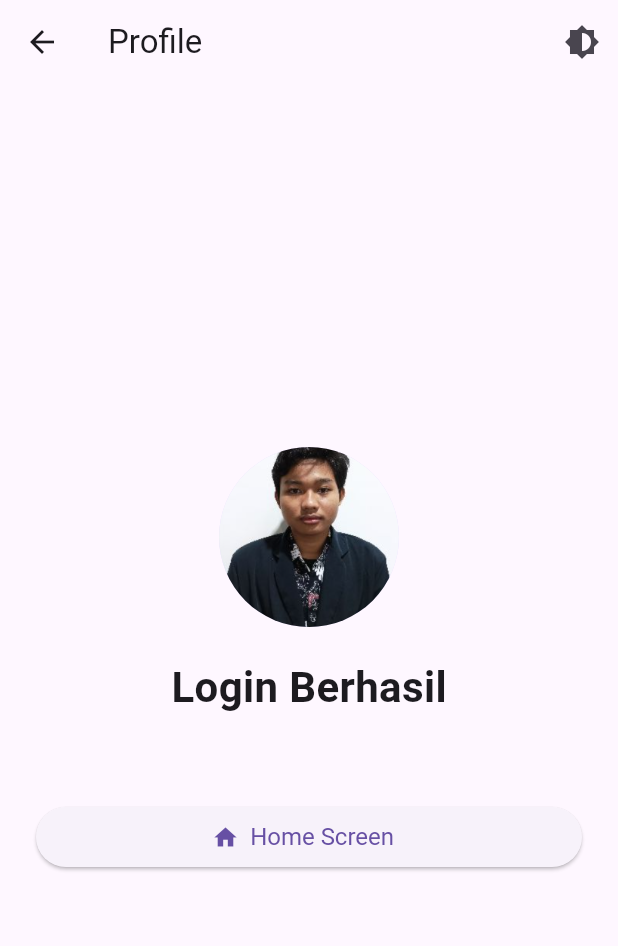
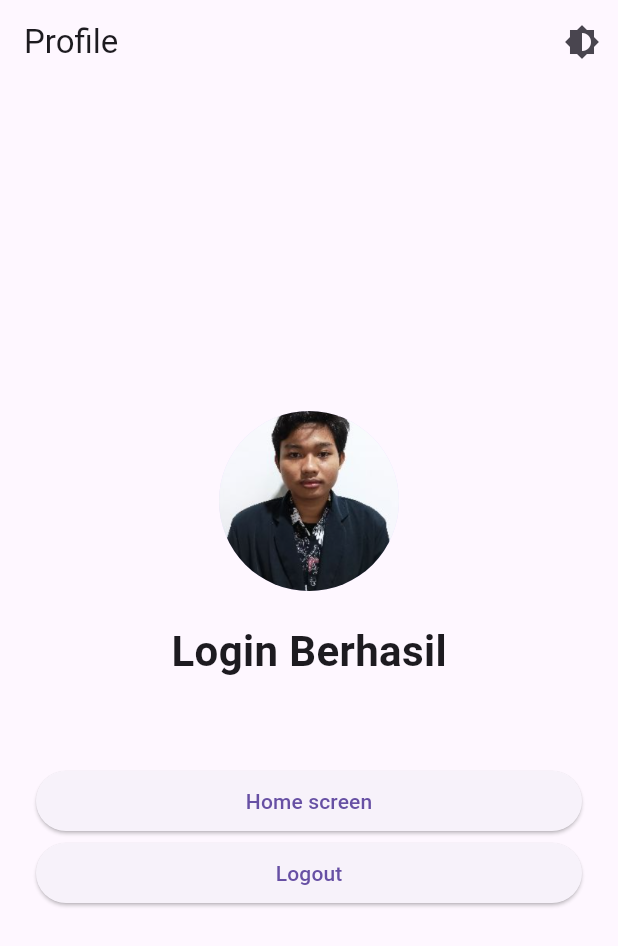
Before and after one commit to BangKeyaru/Projek-Android, a Flutter app: the screen it shows after launch, after a tap on "Login", on a phone screen of 412 x 824 dp. Shown: the top 946 px of the screen. Run offline on Flutter 3.47's test engine with Material 3 defaults, Android fonts, the phone set to English and light mode, and no system bars; our stand-ins replace get, get_storage.

Commit message:
perubahan_tampilan

```diff
--- a/project_app/lib/home_screen.dart
+++ b/project_app/lib/home_screen.dart
@@ -2,7 +2,8 @@ import 'package:flutter/material.dart';
 import 'cart_screen.dart';
 
 class HomeScreens extends StatefulWidget {
-  const HomeScreens({super.key});
+  final VoidCallback toggleTheme;
+  const HomeScreens({super.key, required this.toggleTheme});
 
   @override
   State<HomeScreens> createState() => _HomeScreensState();
--- a/project_app/lib/login_screen.dart
+++ b/project_app/lib/login_screen.dart
@@ -1,5 +1,7 @@
 import 'package:flutter/material.dart';
 import 'profile_stack_login.dart';
+import 'package:get/get.dart';
+import 'package:get_storage/get_storage.dart';
 
 class LoginFormScreen extends StatefulWidget {
   final VoidCallback toggleTheme;
@@ -48,15 +50,27 @@ class _LoginFormScreenState extends State<LoginFormScreen> {
               ),
             ),
           ),
+          SizedBox(height: 100),
           ElevatedButton(
             onPressed: () {
               String email = emailController.text;
-              Navigator.push(
-                context,
-                MaterialPageRoute(
-                  builder: (context) => ProfileStackLogin(email: email,toggleTheme: widget.toggleTheme,),
-                ),
-              );
+              // Navigator.push(
+              //   context,
+              //   MaterialPageRoute(
+              //     builder: (context) => ProfileStackLogin(email: email,toggleTheme: widget.toggleTheme,),
+              //   ),
+              // Get.to(
+              //   () => ProfileStackLogin(
+              //     email: email,
+              //     toggleTheme: widget.toggleTheme,
+              //   ),
+              // );
+              final box = GetStorage();
+              box.write('email', TextEditingController().text);
+              Get.off(() => ProfileStackLogin(
+                email: email,
+                toggleTheme: widget.toggleTheme,
+              ));
             },
             child: Text('Login'),
           ),
--- a/project_app/lib/main.dart
+++ b/project_app/lib/main.dart
@@ -1,7 +1,10 @@
 import 'package:flutter/material.dart';
-import 'login_screen.dart';
+import 'spalshScreen.dart';
+import 'package:get/get.dart';
+import 'package:get_storage/get_storage.dart';
 
-void main() {
+void main() async {
+  await GetStorage.init();
   runApp(MyApp());
 }
 
@@ -23,13 +26,13 @@ class _MyAppState extends State<MyApp> {
 
   @override
   Widget build(BuildContext context) {
-    return MaterialApp(
+    return GetMaterialApp(
       debugShowCheckedModeBanner: false,
       title: 'Flutter App',
       theme: ThemeData.light(),
       darkTheme: ThemeData.dark(),
       themeMode: _themeMode,
-      home: LoginFormScreen(toggleTheme: toggleTheme),
+      home: Spalshscreen(toggleTheme: toggleTheme),
     );
   }
 }
--- a/project_app/lib/profile_stack_login.dart
+++ b/project_app/lib/profile_stack_login.dart
@@ -1,5 +1,8 @@
 import 'package:flutter/material.dart';
+import 'package:project_app/login_screen.dart';
 import 'home_screen.dart';
+import 'package:get_storage/get_storage.dart';
+import 'package:get/get.dart';
 
 class ProfileStackLogin extends StatelessWidget {
   final String email;
@@ -43,23 +46,25 @@ class ProfileStackLogin extends StatelessWidget {
               ),
               const SizedBox(height: 30),
 
-              // Tombol ke Home
               SizedBox(
                 width: double.infinity,
-                child: ElevatedButton.icon(
+                child: ElevatedButton(
                   onPressed: () {
-                    Navigator.push(
-                      context,
-                      MaterialPageRoute(builder: (context) => HomeScreens()),
-                    );
+                    Get.off(() => HomeScreens(toggleTheme: toggleTheme,));
                   },
-                  icon: Icon(Icons.home),
-                  label: Text('Home Screen'),
-                  style: ElevatedButton.styleFrom(
-                    textStyle: TextStyle(fontSize: 16),
+                  child: Text('Home screen'),
                   ),
                 ),
-              ),
+              SizedBox(
+                width: double.infinity,
+                child: ElevatedButton(
+                  onPressed: (){
+                  final box = GetStorage();
+                  box.remove('email');
+                  Get.off(() => LoginFormScreen(toggleTheme: toggleTheme,));
+                },
+                child: Text('Logout')),
+              )
             ],
           ),
         ),
--- /dev/null
+++ b/project_app/lib/spalshScreen.dart
@@ -0,0 +1,50 @@
+import 'package:flutter/material.dart';
+import 'package:get/get.dart';
+import 'package:project_app/profile_stack_login.dart';
+import 'login_screen.dart';
+import 'package:get_storage/get_storage.dart';
+
+class Spalshscreen extends StatefulWidget {
+  final VoidCallback toggleTheme;
+
+  const Spalshscreen({super.key, required this.toggleTheme});
+
+  @override
+  State<Spalshscreen> createState() => _SpalshscreenState();
+}
+
+class _SpalshscreenState extends State<Spalshscreen> {
+
+@override
+  void initState() {
+    // TODO: implement initState
+    super.initState();
+    Future.delayed(Duration(seconds: 3), () {
+
+      final box = GetStorage();
+      final statusemail = box.read('email');
+
+      if (statusemail == null) {
+        Get.off(() => LoginFormScreen(toggleTheme: widget.toggleTheme,));
+      } else {
+        Get.off(() => ProfileStackLogin(email: statusemail, toggleTheme: widget.toggleTheme,));
+      }
+
+    });
+  }
+
+  @override
+  Widget build(BuildContext context) {
+    return Scaffold(
+      body: Center(
+        child:Column(
+          mainAxisAlignment: MainAxisAlignment.center,
+          children: [
+            Text('Logo App'),
+            CircularProgressIndicator(),
+          ],
+        )
+      )
+    );
+  }
+}
--- a/project_app/pubspec.yaml
+++ b/project_app/pubspec.yaml
@@ -34,6 +34,8 @@ dependencies:
   # The following adds the Cupertino Icons font to your application.
   # Use with the CupertinoIcons class for iOS style icons.
   cupertino_icons: ^1.0.8
+  get: ^4.7.2
+  get_storage: ^2.1.1
 
 dev_dependencies:
   flutter_test:
```
Also changed, not shown: project_app/pubspec.lock, 1 other file.
